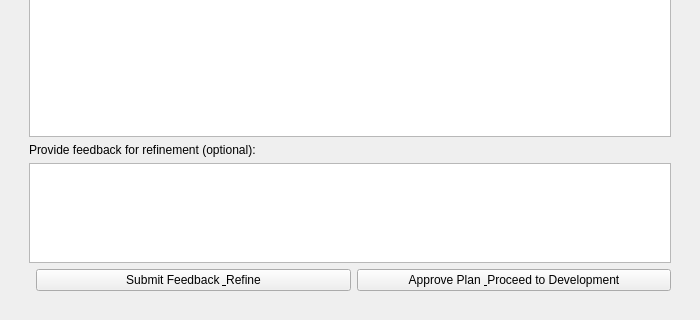
This is gui/planning_page.ui in mariolewis/asdf_factory as Qt 5 draws it before an edit; both pictures show x 0 to 700 and y 180 to 500 of the 700 by 500 pixel window. The edited form follows.
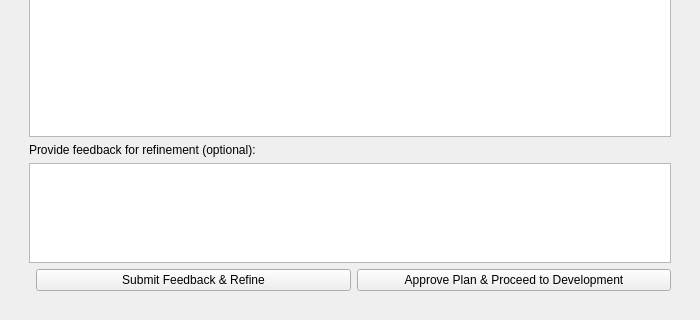
This is the edited form. The open tabs and pages were chosen to show the change.

What changed in the file:
```diff
--- a/gui/planning_page.ui
+++ b/gui/planning_page.ui
@@ -135,14 +135,14 @@
          <item>
           <widget class="QPushButton" name="refineButton">
            <property name="text">
-            <string>Submit Feedback &amp; Refine</string>
+            <string>Submit Feedback &amp;&amp; Refine</string>
            </property>
           </widget>
          </item>
          <item>
           <widget class="QPushButton" name="approveButton">
            <property name="text">
-            <string>Approve Plan &amp; Proceed to Development</string>
+            <string>Approve Plan &amp;&amp; Proceed to Development</string>
            </property>
           </widget>
          </item>
```
